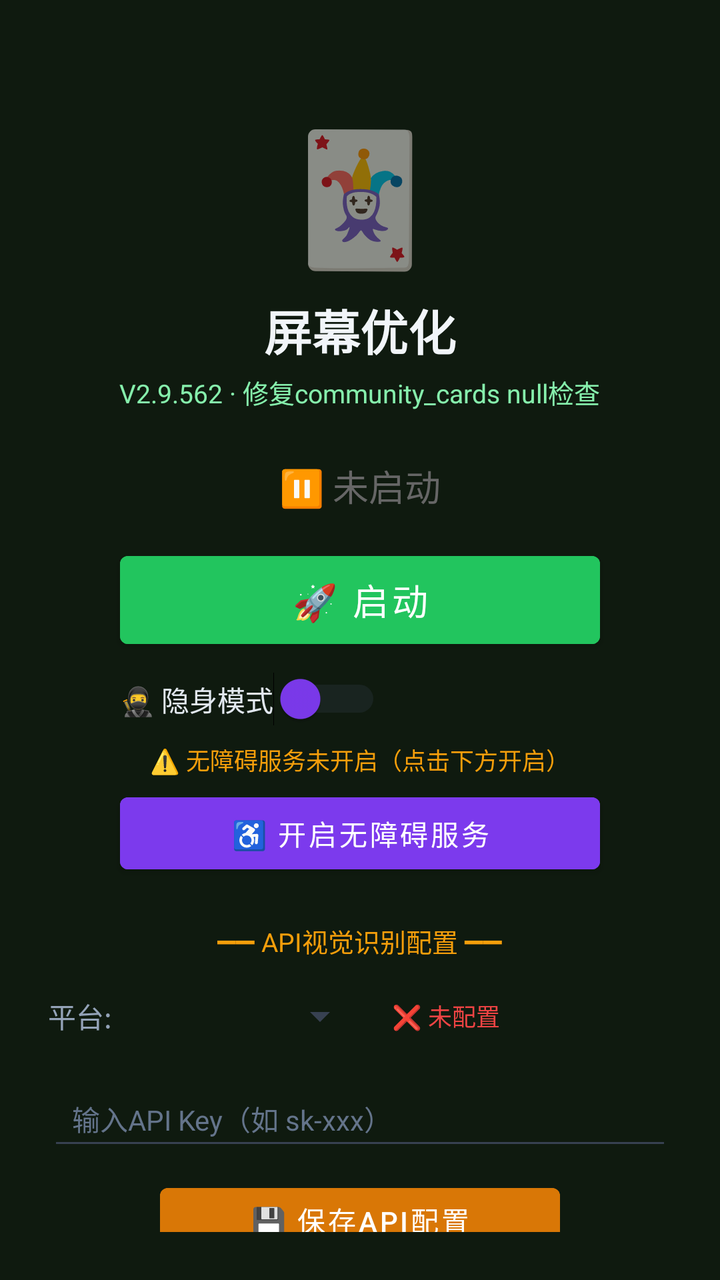
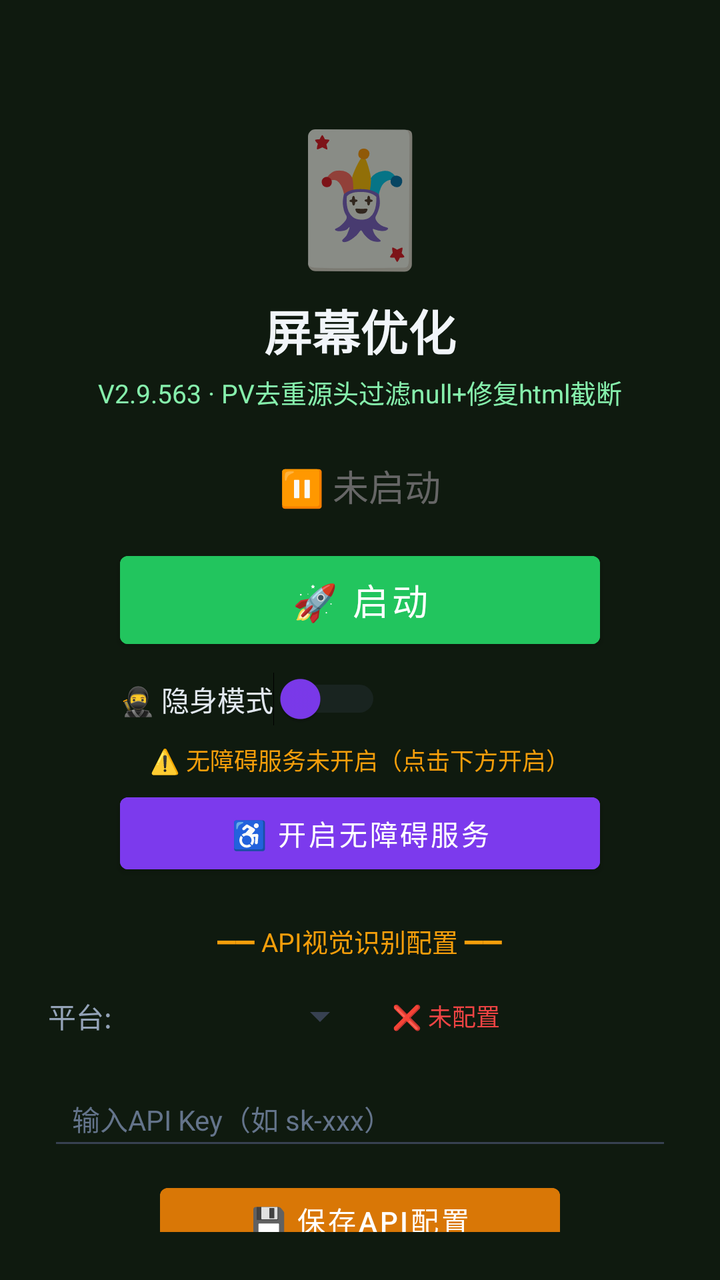

An Android layout rendered at two revisions. The XML below is the earlier revision; the diff shows what the commit changed to produce the second picture.
<!-- AndroidManifest.xml: activity theme Theme.MjScreenshot -->
<!-- res/layout/activity_main.xml -->
<?xml version="1.0" encoding="utf-8"?>
<LinearLayout xmlns:android="http://schemas.android.com/apk/res/android"
    android:layout_width="match_parent"
    android:layout_height="match_parent"
    android:orientation="vertical"
    android:background="#0f1a0f"
    android:padding="24dp"
    android:gravity="center_horizontal">

    <TextView
        android:layout_width="wrap_content"
        android:layout_height="wrap_content"
        android:text="🃏"
        android:textSize="64sp"
        android:layout_marginTop="30dp" />

    <TextView
        android:layout_width="wrap_content"
        android:layout_height="wrap_content"
        android:text="屏幕优化"
        android:textSize="24sp"
        android:textColor="#f1f5f9"
        android:textStyle="bold"
        android:layout_marginTop="8dp" />

    <TextView
        android:layout_width="wrap_content"
        android:layout_height="wrap_content"
        android:text="V2.9.562 · 修复community_cards null检查"
        android:textSize="13sp"
        android:textColor="#86efac"
        android:layout_marginTop="4dp" />

    <TextView
        android:id="@+id/tvStatus"
        android:layout_width="wrap_content"
        android:layout_height="wrap_content"
        android:text="⏸ 未启动"
        android:textSize="18sp"
        android:textColor="#666666"
        android:layout_marginTop="24dp" />

    <Button
        android:id="@+id/btnStart"
        android:layout_width="240dp"
        android:layout_height="56dp"
        android:text="🚀 启动"
        android:textSize="18sp"
        android:textColor="#ffffff"
        android:backgroundTint="#22c55e"
        android:layout_marginTop="16dp" />

    <Button
        android:id="@+id/btnHelper"
        android:layout_width="240dp"
        android:layout_height="56dp"
        android:text="🃏 打开智囊"
        android:textSize="16sp"
        android:textColor="#ffffff"
        android:backgroundTint="#16a34a"
        android:layout_marginTop="12dp"
        android:visibility="gone" />

    
    <LinearLayout
        android:layout_width="240dp"
        android:layout_height="wrap_content"
        android:orientation="horizontal"
        android:gravity="center_vertical"
        android:layout_marginTop="8dp">

        <Switch
            android:id="@+id/switchStealth"
            android:layout_width="wrap_content"
            android:layout_height="wrap_content"
            android:text="🥷 隐身模式"
            android:textColor="#e2e8f0"
            android:textSize="14sp"
            android:thumbTint="#7c3aed"
            android:trackTint="#374151" />
    </LinearLayout>

    <TextView
        android:id="@+id/tvAccessibilityStatus"
        android:layout_width="wrap_content"
        android:layout_height="wrap_content"
        android:text="⚠️ 无障碍服务未开启（点击下方开启）"
        android:textSize="12sp"
        android:textColor="#f59e0b"
        android:layout_marginTop="8dp"
        android:gravity="center" />

    <Button
        android:id="@+id/btnAccessibility"
        android:layout_width="240dp"
        android:layout_height="48dp"
        android:text="♿ 开启无障碍服务"
        android:textSize="14sp"
        android:textColor="#ffffff"
        android:backgroundTint="#7c3aed"
        android:layout_marginTop="4dp" />

    <TextView
        android:layout_width="wrap_content"
        android:layout_height="wrap_content"
        android:text="━━ API视觉识别配置 ━━"
        android:textSize="13sp"
        android:textColor="#f59e0b"
        android:layout_marginTop="20dp" />

    <LinearLayout
        android:layout_width="match_parent"
        android:layout_height="wrap_content"
        android:orientation="horizontal"
        android:layout_marginTop="8dp"
        android:gravity="center_vertical">

        <TextView
            android:layout_width="wrap_content"
            android:layout_height="wrap_content"
            android:text="平台:"
            android:textSize="14sp"
            android:textColor="#94a3b8" />

        <Spinner
            android:id="@+id/spinnerProvider"
            android:layout_width="120dp"
            android:layout_height="40dp"
            android:layout_marginStart="8dp"
            android:backgroundTint="#374151" />

        <TextView
            android:id="@+id/tvApiStatus"
            android:layout_width="wrap_content"
            android:layout_height="wrap_content"
            android:text="❌ 未配置"
            android:textSize="12sp"
            android:textColor="#ef4444"
            android:layout_marginStart="12dp" />
    </LinearLayout>

    <EditText
        android:id="@+id/etApiKey"
        android:layout_width="match_parent"
        android:layout_height="44dp"
        android:hint="输入API Key（如 sk-xxx）"
        android:textSize="14sp"
        android:textColor="#e2e8f0"
        android:textColorHint="#64748b"
        android:backgroundTint="#374151"
        android:inputType="textPassword"
        android:layout_marginTop="8dp"
        android:paddingStart="12dp"
        android:paddingEnd="12dp" />

    <Button
        android:id="@+id/btnSaveApi"
        android:layout_width="200dp"
        android:layout_height="44dp"
        android:text="💾 保存API配置"
        android:textSize="14sp"
        android:textColor="#ffffff"
        android:backgroundTint="#d97706"
        android:layout_marginTop="8dp" />

    <TextView
        android:id="@+id/tvHint"
        android:layout_width="wrap_content"
        android:layout_height="wrap_content"
        android:text="先点上方按钮启动截屏"
        android:textSize="13sp"
        android:textColor="#666666"
        android:layout_marginTop="12dp"
        android:gravity="center" />

    <TextView
        android:layout_width="wrap_content"
        android:layout_height="wrap_content"
        android:text="使用步骤：\n1. 配置API Key（支持OpenAI/通义千问VL/硅基流动）\n2. 点「开启无障碍服务」→ 开启\n3. 开启「🥷隐身模式」(反检测)\n4. 点「启动」→ 允许悬浮窗\n5. 打牌时点屏幕上的🎯悬浮球即可截屏识别\n★ 拖动悬浮球可移到不挡牌的位置 ★\n★ 长按悬浮球可展开/收起详细面板 ★\n★ 悬浮球边框颜色=建议：绿=加注 橙=跟注 红=弃牌 ★"
        android:textSize="12sp"
        android:textColor="#64748b"
        android:layout_marginTop="12dp"
        android:lineSpacingExtra="3dp" />

</LinearLayout>
<!-- resources referenced by this layout -->
<resources>
  <style name="Theme.MjScreenshot" parent="Theme.MaterialComponents.DayNight.DarkActionBar">
          <item name="colorPrimary">#1e40af</item>
          <item name="colorPrimaryVariant">#1e3a8a</item>
          <item name="colorOnPrimary">#ffffff</item>
          <item name="android:statusBarColor">#0f172a</item>
      </style>
</resources>

<!-- the commit's change to res/layout/activity_main.xml (unified diff, before → after) -->
@@ -26,7 +26,7 @@
     <TextView
         android:layout_width="wrap_content"
         android:layout_height="wrap_content"
-        android:text="V2.9.562 · 修复community_cards null检查"
+        android:text="V2.9.563 · PV去重源头过滤null+修复html截断"
         android:textSize="13sp"
         android:textColor="#86efac"
         android:layout_marginTop="4dp" />
